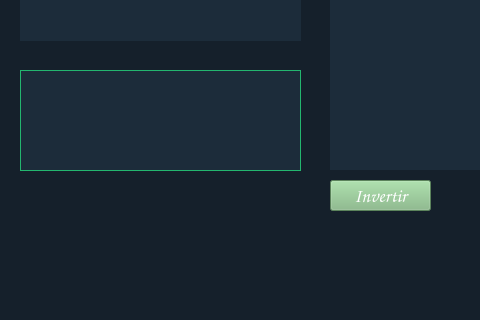
This is hitagget/principal.ui in Lossani/CC31_U201720651_U201920080_U201921200_U201920273 as Qt 5 draws it before an edit; both pictures show x 0 to 480 and y 400 to 720 of the 1280 by 720 pixel window. The edited form follows.
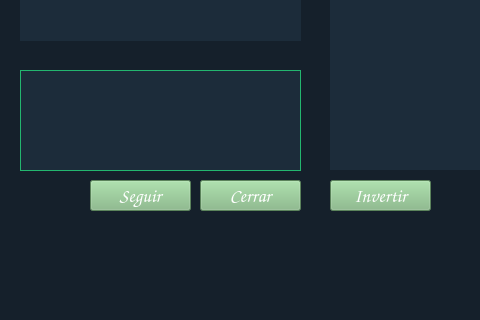
This is the edited form. Icons and pictures are not drawn.

Diff of the .ui file:
```diff
--- a/hitagget/principal.ui
+++ b/hitagget/principal.ui
@@ -626,6 +626,60 @@
      <set>Qt::AlignLeading|Qt::AlignLeft|Qt::AlignTop</set>
     </property>
    </widget>
+   <widget class="QPushButton" name="btnCloseUserProfile">
+    <property name="geometry">
+     <rect>
+      <x>200</x>
+      <y>580</y>
+      <width>101</width>
+      <height>31</height>
+     </rect>
+    </property>
+    <property name="font">
+     <font>
+      <family>Comic Sans MS</family>
+      <pointsize>14</pointsize>
+      <weight>50</weight>
+      <italic>false</italic>
+      <bold>false</bold>
+     </font>
+    </property>
+    <property name="styleSheet">
+     <string notr="true">background-color: rgb(128, 183, 128);
+color: rgb(255, 255, 255);
+font: 14pt &quot;Comic Sans MS&quot;;</string>
+    </property>
+    <property name="text">
+     <string>Cerrar</string>
+    </property>
+   </widget>
+   <widget class="QPushButton" name="btnFollow">
+    <property name="geometry">
+     <rect>
+      <x>90</x>
+      <y>580</y>
+      <width>101</width>
+      <height>31</height>
+     </rect>
+    </property>
+    <property name="font">
+     <font>
+      <family>Comic Sans MS</family>
+      <pointsize>14</pointsize>
+      <weight>50</weight>
+      <italic>false</italic>
+      <bold>false</bold>
+     </font>
+    </property>
+    <property name="styleSheet">
+     <string notr="true">background-color: rgb(128, 183, 128);
+color: rgb(255, 255, 255);
+font: 14pt &quot;Comic Sans MS&quot;;</string>
+    </property>
+    <property name="text">
+     <string>Seguir</string>
+    </property>
+   </widget>
    <zorder>label_9</zorder>
    <zorder>listWidgetCont</zorder>
    <zorder>listWidgetPubli</zorder>
```
Left out of the diff: 2 changed lines with no effect on the pictures.
